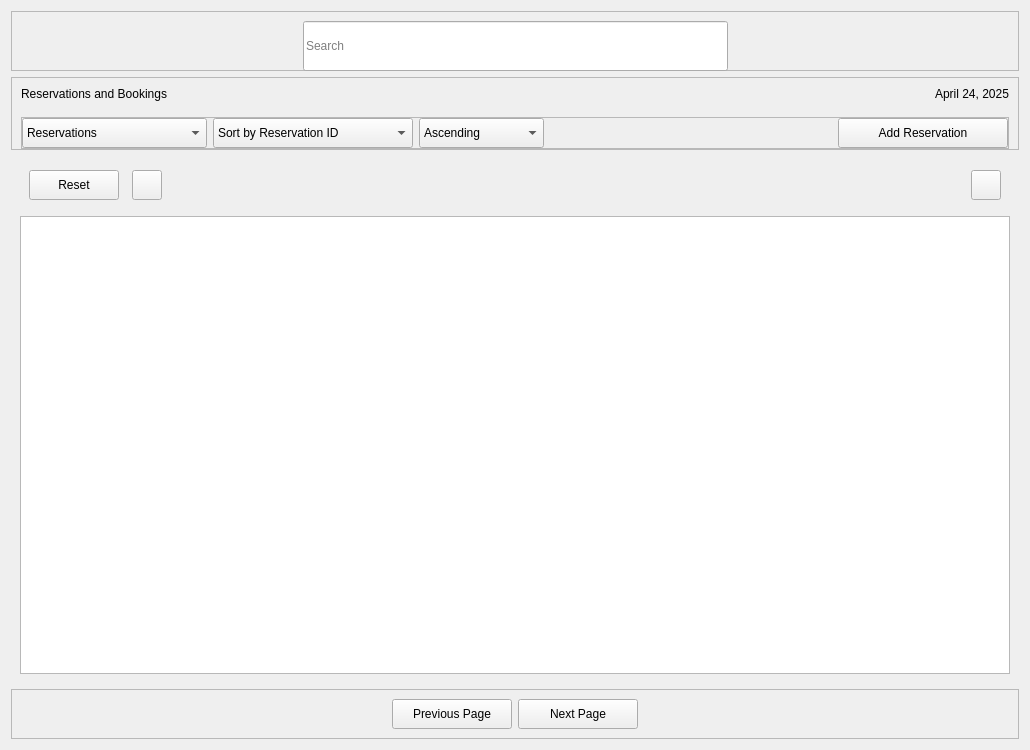
Above: ui_files/reservation_page.ui from xbryan25/hotel-management-system before the change. Below: the same form after it.
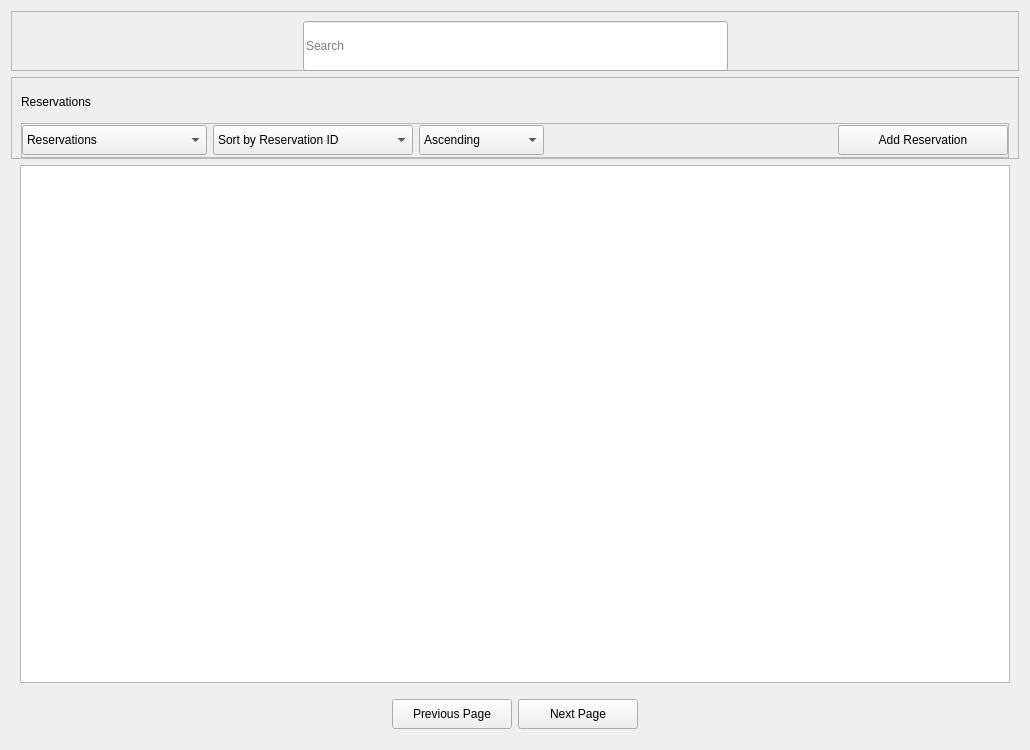
That is the form after the change.

Commit message: ui(reservation_page): fix minimum size of widgets and remove day_frames

Diff of the .ui file:
```diff
--- a/ui_files/reservation_page.ui
+++ b/ui_files/reservation_page.ui
@@ -21,112 +21,8 @@
   </property>
   <layout class="QGridLayout" name="gridLayout">
    <property name="verticalSpacing">
-    <number>0</number>
+    <number>6</number>
    </property>
-   <item row="7" column="0">
-    <widget class="QFrame" name="page_buttons_frame">
-     <property name="minimumSize">
-      <size>
-       <width>0</width>
-       <height>50</height>
-      </size>
-     </property>
-     <property name="frameShape">
-      <enum>QFrame::StyledPanel</enum>
-     </property>
-     <property name="frameShadow">
-      <enum>QFrame::Raised</enum>
-     </property>
-     <layout class="QGridLayout" name="gridLayout_5">
-      <item row="0" column="0">
-       <spacer name="hs_4">
-        <property name="orientation">
-         <enum>Qt::Horizontal</enum>
-        </property>
-        <property name="sizeHint" stdset="0">
-         <size>
-          <width>40</width>
-          <height>20</height>
-         </size>
-        </property>
-       </spacer>
-      </item>
-      <item row="0" column="2">
-       <widget class="QPushButton" name="next_page_button">
-        <property name="minimumSize">
-         <size>
-          <width>120</width>
-          <height>30</height>
-         </size>
-        </property>
-        <property name="cursor">
-         <cursorShape>PointingHandCursor</cursorShape>
-        </property>
-        <property name="text">
-         <string>Next Page</string>
-        </property>
-       </widget>
-      </item>
-      <item row="0" column="1">
-       <widget class="QPushButton" name="previous_page_button">
-        <property name="minimumSize">
-         <size>
-          <width>120</width>
-          <height>30</height>
-         </size>
-        </property>
-        <property name="cursor">
-         <cursorShape>PointingHandCursor</cursorShape>
-        </property>
-        <property name="text">
-         <string>Previous Page</string>
-        </property>
-       </widget>
-      </item>
-      <item row="0" column="3">
-       <spacer name="hs_5">
-        <property name="orientation">
-         <enum>Qt::Horizontal</enum>
-        </property>
-        <property name="sizeHint" stdset="0">
-         <size>
-          <width>40</width>
-          <height>20</height>
-         </size>
-        </property>
-       </spacer>
-      </item>
-     </layout>
-    </widget>
-   </item>
-   <item row="5" column="0">
-    <widget class="QFrame" name="reservations_table_view_frame">
-     <property name="frameShape">
-      <enum>QFrame::NoFrame</enum>
-     </property>
-     <property name="frameShadow">
-      <enum>QFrame::Raised</enum>
-     </property>
-     <layout class="QGridLayout" name="gridLayout_2">
-      <property name="topMargin">
-       <number>0</number>
-      </property>
-      <item row="0" column="0">
-       <widget class="QTableView" name="reservations_table_view">
-        <property name="showGrid">
-         <bool>false</bool>
-        </property>
-        <attribute name="horizontalHeaderMinimumSectionSize">
-         <number>15</number>
-        </attribute>
-        <attribute name="verticalHeaderVisible">
-         <bool>false</bool>
-        </attribute>
-       </widget>
-      </item>
-     </layout>
-    </widget>
-   </item>
    <item row="0" column="0">
     <widget class="QFrame" name="search_bar_frame">
      <property name="minimumSize">
@@ -202,168 +98,119 @@
      </layout>
     </widget>
    </item>
-   <item row="4" column="0">
-    <widget class="QFrame" name="buttons_and_sections_frame">
+   <item row="3" column="0">
+    <widget class="QFrame" name="page_buttons_frame">
      <property name="minimumSize">
       <size>
        <width>0</width>
-       <height>60</height>
+       <height>50</height>
       </size>
      </property>
      <property name="frameShape">
       <enum>QFrame::NoFrame</enum>
      </property>
      <property name="frameShadow">
-      <enum>QFrame::Plain</enum>
+      <enum>QFrame::Raised</enum>
      </property>
-     <layout class="QGridLayout" name="gridLayout_6">
-      <property name="topMargin">
-       <number>0</number>
-      </property>
-      <property name="bottomMargin">
-       <number>0</number>
-      </property>
-      <property name="verticalSpacing">
-       <number>0</number>
-      </property>
+     <layout class="QGridLayout" name="gridLayout_5">
       <item row="0" column="0">
-       <widget class="QFrame" name="inner_buttons_and_sections_frame">
-        <property name="frameShape">
-         <enum>QFrame::NoFrame</enum>
+       <spacer name="hs_4">
+        <property name="orientation">
+         <enum>Qt::Horizontal</enum>
         </property>
-        <property name="frameShadow">
-         <enum>QFrame::Raised</enum>
+        <property name="sizeHint" stdset="0">
+         <size>
+          <width>40</width>
+          <height>20</height>
+         </size>
         </property>
-        <layout class="QGridLayout" name="gridLayout_8">
-         <property name="leftMargin">
-          <number>9</number>
-         </property>
-         <property name="topMargin">
-          <number>0</number>
-         </property>
-         <property name="bottomMargin">
-          <number>0</number>
-         </property>
-         <item row="0" column="3">
-          <widget class="QFrame" name="sections_frame">
-           <property name="minimumSize">
-            <size>
-             <width>0</width>
-             <height>55</height>
-            </size>
-           </property>
-           <property name="frameShape">
-            <enum>QFrame::NoFrame</enum>
-           </property>
-           <property name="frameShadow">
-            <enum>QFrame::Raised</enum>
-           </property>
-           <layout class="QHBoxLayout" name="sections_frame_h_layout"/>
-          </widget>
-         </item>
-         <item row="0" column="0">
-          <widget class="QPushButton" name="reset_button">
-           <property name="minimumSize">
-            <size>
-             <width>90</width>
-             <height>30</height>
-            </size>
-           </property>
-           <property name="maximumSize">
-            <size>
-             <width>90</width>
-             <height>16777215</height>
-            </size>
-           </property>
-           <property name="cursor">
-            <cursorShape>PointingHandCursor</cursorShape>
-           </property>
-           <property name="text">
-            <string>Reset</string>
-           </property>
-          </widget>
-         </item>
-         <item row="0" column="1">
-          <widget class="Line" name="v_line_1">
-           <property name="minimumSize">
-            <size>
-             <width>1</width>
-             <height>0</height>
-            </size>
-           </property>
-           <property name="maximumSize">
-            <size>
-             <width>1</width>
-             <height>16777215</height>
-            </size>
-           </property>
-           <property name="frameShadow">
-            <enum>QFrame::Sunken</enum>
-           </property>
-           <property name="lineWidth">
-            <number>0</number>
-           </property>
-           <property name="orientation">
-            <enum>Qt::Vertical</enum>
-           </property>
-          </widget>
-         </item>
-         <item row="0" column="2">
-          <widget class="QPushButton" name="left_button">
-           <property name="minimumSize">
-            <size>
-             <width>0</width>
-             <height>30</height>
-            </size>
-           </property>
-           <property name="maximumSize">
-            <size>
-             <width>30</width>
-             <height>16777215</height>
-            </size>
-           </property>
-           <property name="cursor">
-            <cursorShape>PointingHandCursor</cursorShape>
-           </property>
-           <property name="text">
-            <string/>
-           </property>
-          </widget>
-         </item>
-         <item row="0" column="4">
-          <widget class="QPushButton" name="right_button">
-           <property name="minimumSize">
-            <size>
-             <width>0</width>
-             <height>30</height>
-            </size>
-           </property>
-           <property name="maximumSize">
-            <size>
-             <width>30</width>
-             <height>16777215</height>
-            </size>
-           </property>
-           <property name="cursor">
-            <cursorShape>PointingHandCursor</cursorShape>
-           </property>
-           <property name="text">
-            <string/>
-           </property>
-          </widget>
-         </item>
-        </layout>
+       </spacer>
+      </item>
+      <item row="0" column="2">
+       <widget class="QPushButton" name="next_page_button">
+        <property name="minimumSize">
+         <size>
+          <width>120</width>
+          <height>30</height>
+         </size>
+        </property>
+        <property name="cursor">
+         <cursorShape>PointingHandCursor</cursorShape>
+        </property>
+        <property name="text">
+         <string>Next Page</string>
+        </property>
        </widget>
       </item>
+      <item row="0" column="1">
+       <widget class="QPushButton" name="previous_page_button">
+        <property name="minimumSize">
+         <size>
+          <width>120</width>
+          <height>30</height>
+         </size>
+        </property>
+        <property name="cursor">
+         <cursorShape>PointingHandCursor</cursorShape>
+        </property>
+        <property name="text">
+         <string>Previous Page</string>
+        </property>
+       </widget>
+      </item>
+      <item row="0" column="3">
+       <spacer name="hs_5">
+        <property name="orientation">
+         <enum>Qt::Horizontal</enum>
+        </property>
+        <property name="sizeHint" stdset="0">
+         <size>
+          <width>40</width>
+          <height>20</height>
+         </size>
+        </property>
+       </spacer>
+      </item>
      </layout>
     </widget>
    </item>
    <item row="2" column="0">
+    <widget class="QFrame" name="reservations_table_view_frame">
+     <property name="frameShape">
+      <enum>QFrame::NoFrame</enum>
+     </property>
+     <property name="frameShadow">
+      <enum>QFrame::Raised</enum>
+     </property>
+     <layout class="QGridLayout" name="gridLayout_2">
+      <property name="topMargin">
+       <number>0</number>
+      </property>
+      <property name="bottomMargin">
+       <number>0</number>
+      </property>
+      <item row="0" column="0">
+       <widget class="QTableView" name="reservations_table_view">
+        <property name="showGrid">
+         <bool>false</bool>
+        </property>
+        <attribute name="horizontalHeaderMinimumSectionSize">
+         <number>15</number>
+        </attribute>
+        <attribute name="verticalHeaderVisible">
+         <bool>false</bool>
+        </attribute>
+       </widget>
+      </item>
+     </layout>
+    </widget>
+   </item>
+   <item row="1" column="0">
     <widget class="QFrame" name="reservations_list_label_and_actions_frame">
      <property name="minimumSize">
       <size>
        <width>0</width>
-       <height>50</height>
+       <height>82</height>
       </size>
      </property>
      <property name="frameShape">
@@ -379,19 +226,12 @@
       <property name="bottomMargin">
        <number>0</number>
       </property>
-      <item row="0" column="0">
-       <widget class="QLabel" name="reservation_and_bookings_label">
-        <property name="text">
-         <string>Reservations and Bookings</string>
-        </property>
-       </widget>
-      </item>
-      <item row="2" column="0" rowspan="2" colspan="3">
+      <item row="1" column="0" rowspan="2" colspan="3">
        <widget class="QFrame" name="actions_frame">
         <property name="minimumSize">
          <size>
           <width>20</width>
-          <height>0</height>
+          <height>35</height>
          </size>
         </property>
         <property name="frameShape">
@@ -529,7 +369,7 @@
           </widget>
          </item>
          <item row="1" column="3">
-          <spacer name="horizontalSpacer">
+          <spacer name="hs_3">
            <property name="orientation">
             <enum>Qt::Horizontal</enum>
            </property>
@@ -544,89 +384,22 @@
         </layout>
        </widget>
       </item>
-      <item row="0" column="2">
-       <widget class="QLabel" name="selected_date_label">
+      <item row="0" column="0">
+       <widget class="QLabel" name="reservations_label">
         <property name="minimumSize">
          <size>
-          <width>200</width>
-          <height>0</height>
+          <width>0</width>
+          <height>30</height>
          </size>
         </property>
         <property name="text">
-         <string>April 24, 2025</string>
-        </property>
-        <property name="alignment">
-         <set>Qt::AlignRight|Qt::AlignTrailing|Qt::AlignVCenter</set>
+         <string>Reservations</string>
         </property>
        </widget>
       </item>
-      <item row="1" column="0">
-       <spacer name="verticalSpacer">
-        <property name="orientation">
-         <enum>Qt::Vertical</enum>
-        </property>
-        <property name="sizeType">
-         <enum>QSizePolicy::Fixed</enum>
-        </property>
-        <property name="sizeHint" stdset="0">
-         <size>
-          <width>20</width>
-          <height>10</height>
-         </size>
-        </property>
-       </spacer>
-      </item>
      </layout>
     </widget>
    </item>
-   <item row="1" column="0">
-    <spacer name="verticalSpacer_2">
-     <property name="orientation">
-      <enum>Qt::Vertical</enum>
-     </property>
-     <property name="sizeType">
-      <enum>QSizePolicy::Fixed</enum>
-     </property>
-     <property name="sizeHint" stdset="0">
-      <size>
-       <width>20</width>
-       <height>6</height>
-      </size>
-     </property>
-    </spacer>
-   </item>
-   <item row="3" column="0">
-    <spacer name="verticalSpacer_3">
-     <property name="orientation">
-      <enum>Qt::Vertical</enum>
-     </property>
-     <property name="sizeType">
-      <enum>QSizePolicy::Fixed</enum>
-     </property>
-     <property name="sizeHint" stdset="0">
-      <size>
-       <width>20</width>
-       <height>6</height>
-      </size>
-     </property>
-    </spacer>
-   </item>
-   <item row="6" column="0">
-    <spacer name="verticalSpacer_4">
-     <property name="orientation">
-      <enum>Qt::Vertical</enum>
-     </property>
-     <property name="sizeType">
-      <enum>QSizePolicy::Fixed</enum>
-     </property>
-     <property name="sizeHint" stdset="0">
-      <size>
-       <width>20</width>
-       <height>6</height>
-      </size>
-     </property>
-    </spacer>
-   </item>
   </layout>
  </widget>
  <resources/>
```
The commit also changes 4 other files.
